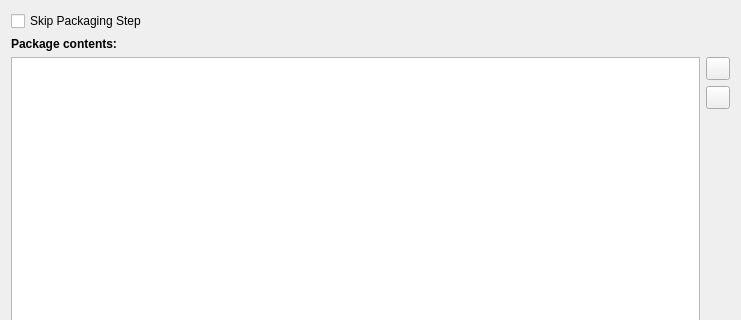
qt-creator/qt-creator, file src/plugins/qt4projectmanager/qt-maemo/maemopackagecreationwidget.ui: the form before one commit; both pictures show x 0 to 741 and y 0 to 320 of the 741 by 574 pixel window.
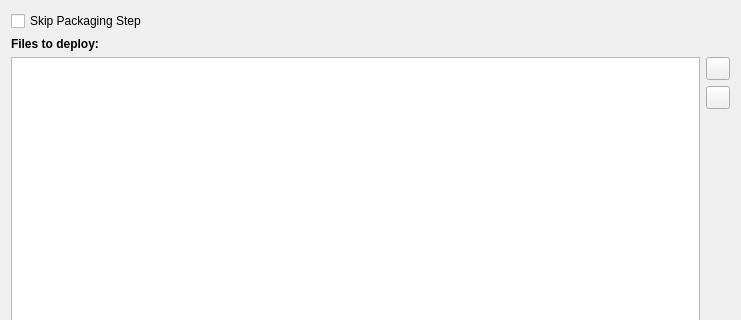
The form after the commit. Icons and pictures are not drawn.

What changed in the file:
```diff
--- a/src/plugins/qt4projectmanager/qt-maemo/maemopackagecreationwidget.ui
+++ b/src/plugins/qt4projectmanager/qt-maemo/maemopackagecreationwidget.ui
@@ -40,7 +40,7 @@
       </font>
      </property>
      <property name="text">
-      <string>Package contents:</string>
+      <string>Files to deploy:</string>
      </property>
     </widget>
    </item>
```
Left out of the diff: 3 changed lines with no effect on the pictures.
